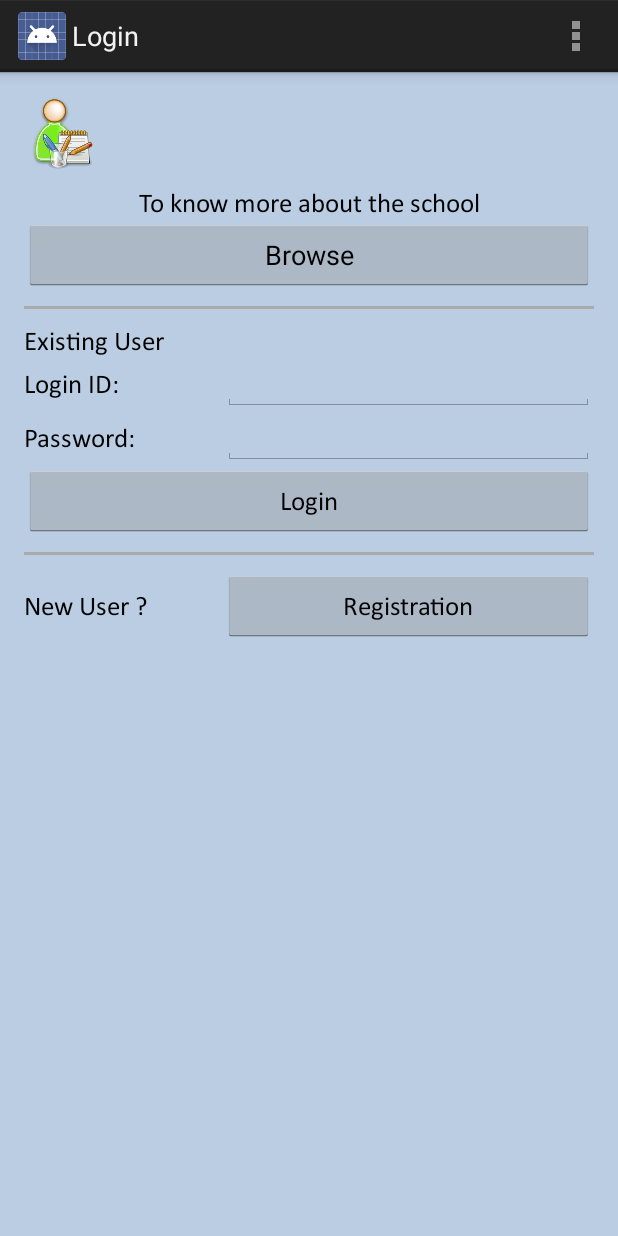
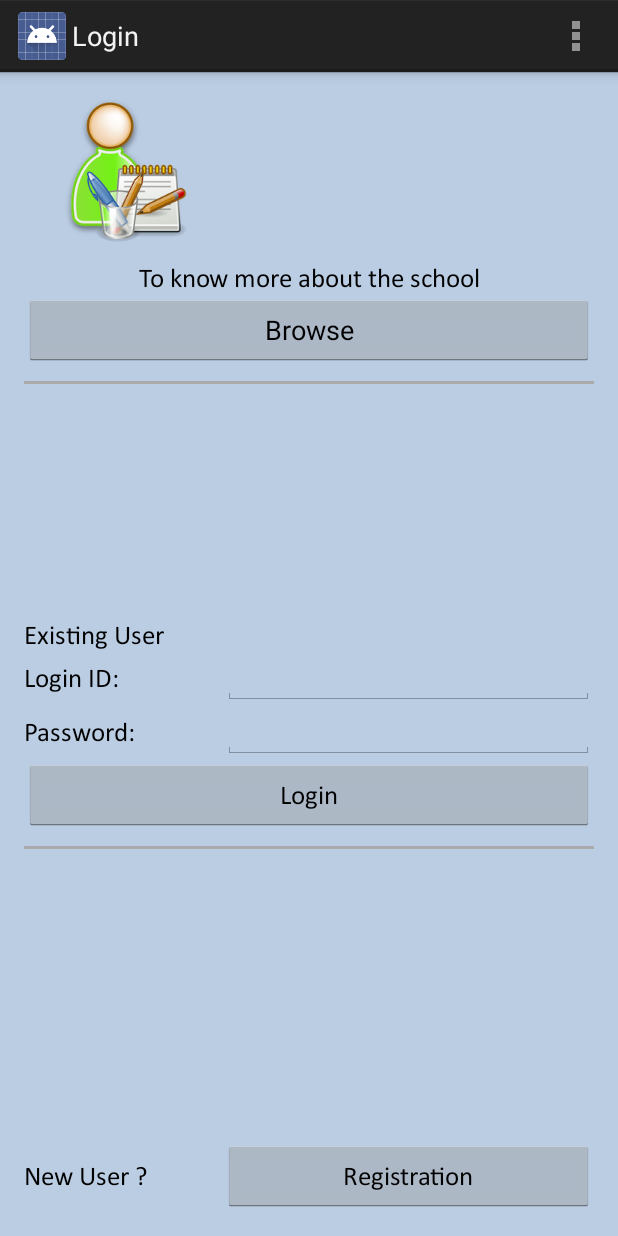
Before and after one commit to kanaiyathacker/SchoolMate, an Android app: the LoginActivity screen opened directly, with no data from a screen before it, on a phone screen of 412 x 824 dp. Run offline under Robolectric (Android 15) with nearby library versions, the phone set to English and light mode, and no system bars.

Commit message:
Commit files

```diff
--- a/app/src/main/res/layout/activity_login.xml
+++ b/app/src/main/res/layout/activity_login.xml
@@ -9,15 +9,28 @@
     android:paddingBottom="@dimen/activity_vertical_margin"
     tools:context="com.example.vaiotech.myschool.LoginActivity">
 
+
+    <LinearLayout
+        android:orientation="vertical"
+        android:layout_width="fill_parent"
+        android:layout_height="fill_parent">
+
+        <LinearLayout
+        android:orientation="vertical"
+        android:layout_weight="1"
+        android:layout_width="fill_parent"
+        android:layout_height="fill_parent">
+            <LinearLayout
+                android:layout_width="fill_parent"
+                android:layout_below="@+id/textViewExiUser"
+                android:id="@+id/innerLinerForLoginID"
+                android:layout_height="wrap_content">
+
                     <ImageView
-        android:layout_width="50dp"
-        android:layout_height="50dp"
+                        android:layout_width="wrap_content"
+                        android:layout_height="100dp"
                         android:id="@+id/imageView"
-        android:src="@drawable/admission"
-        android:layout_alignParentTop="true"
-        android:layout_alignParentLeft="true"
-        android:layout_alignParentStart="true"
-       />
+                        android:src="@drawable/admission" />
 
                     <TextView
                         android:layout_width="wrap_content"
@@ -28,6 +41,7 @@
                         android:id="@+id/textViewSchoolName"
                         android:layout_toRightOf="@+id/imageView"
                          />
+            </LinearLayout>
 
         <TextView
             android:layout_width="fill_parent"
@@ -47,7 +61,6 @@
             android:layout_below="@+id/textViewTKMATS"
             android:id="@+id/anonymousButton"
             android:layout_centerHorizontal="true"
-        android:layout_weight="0.5"
             android:onClick="anonymous" />
 
         <View
@@ -58,6 +71,12 @@
             android:id="@+id/firstHLine"
             android:layout_marginBottom="10dp"
             android:background="@android:color/darker_gray"/>
+    </LinearLayout>
+    <LinearLayout
+        android:orientation="vertical"
+        android:layout_weight="1"
+        android:layout_width="fill_parent"
+        android:layout_height="fill_parent">
 
         <TextView
             android:layout_width="wrap_content"
@@ -137,7 +156,13 @@
             android:id="@+id/secHLine"
             android:layout_marginBottom="10dp"
             android:background="@android:color/darker_gray"/>
+    </LinearLayout>
 
+    <LinearLayout
+        android:layout_width="fill_parent"
+        android:layout_below="@+id/linerForLoginID"
+        android:id="@+id/linerForPassword"
+        android:layout_height="wrap_content">
 
         <LinearLayout
             android:layout_width="fill_parent"
@@ -164,5 +189,6 @@
             android:id="@+id/registration"
             android:onClick="register" />
         </LinearLayout>
-
+    </LinearLayout>
+    </LinearLayout>
 </RelativeLayout>
```
Also changed, not shown: app/src/main/res/drawable-hdpi/apptheme_btn_radio_off_disabled_focused_holo_light.png (deleted), app/src/main/res/drawable-hdpi/apptheme_btn_radio_off_disabled_holo_light.png (deleted), app/src/main/res/drawable-hdpi/apptheme_btn_radio_off_focused_holo_light.png (deleted), app/src/main/res/drawable-hdpi/apptheme_btn_radio_off_holo_light.png (deleted), app/src/main/res/drawable-hdpi/apptheme_btn_radio_off_pressed_holo_light.png (deleted), app/src/main/res/drawable-hdpi/apptheme_btn_radio_on_disabled_focused_holo_light.png (deleted), app/src/main/res/drawable-hdpi/apptheme_btn_radio_on_disabled_holo_light.png (deleted), app/src/main/res/drawable-hdpi/apptheme_btn_radio_on_focused_holo_light.png (deleted), app/src/main/res/drawable-hdpi/apptheme_btn_radio_on_holo_light.png (deleted), app/src/main/res/drawable-hdpi/apptheme_btn_radio_on_pressed_holo_light.png (deleted). Lines whose indentation alone changed are shown as unchanged.
